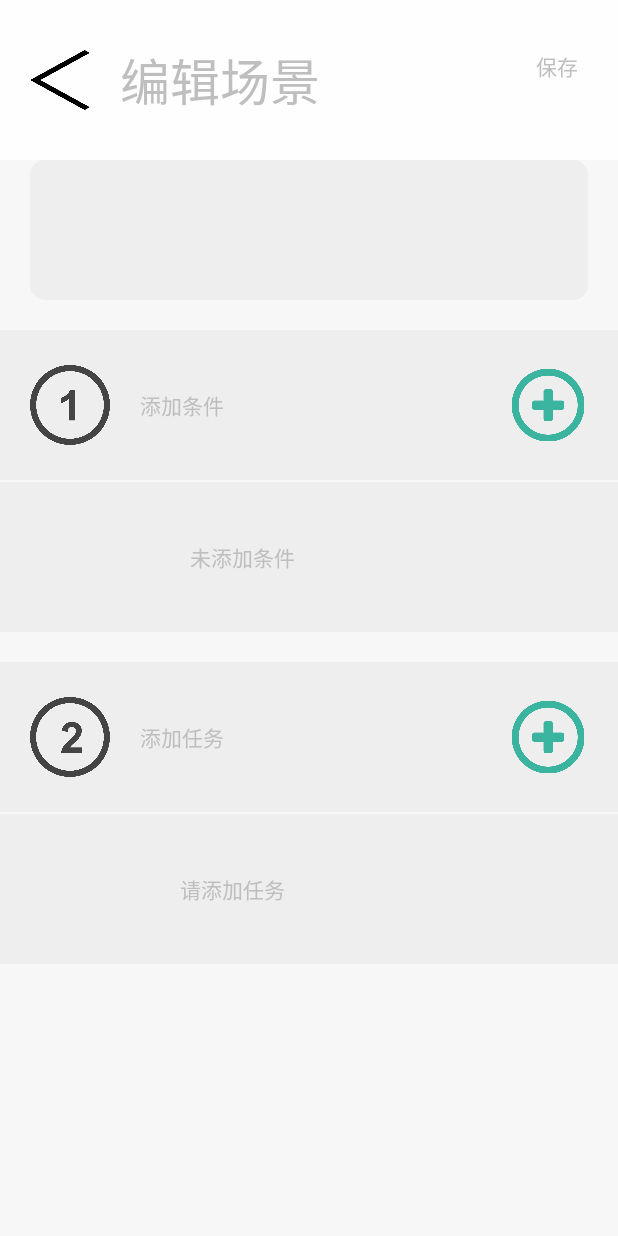
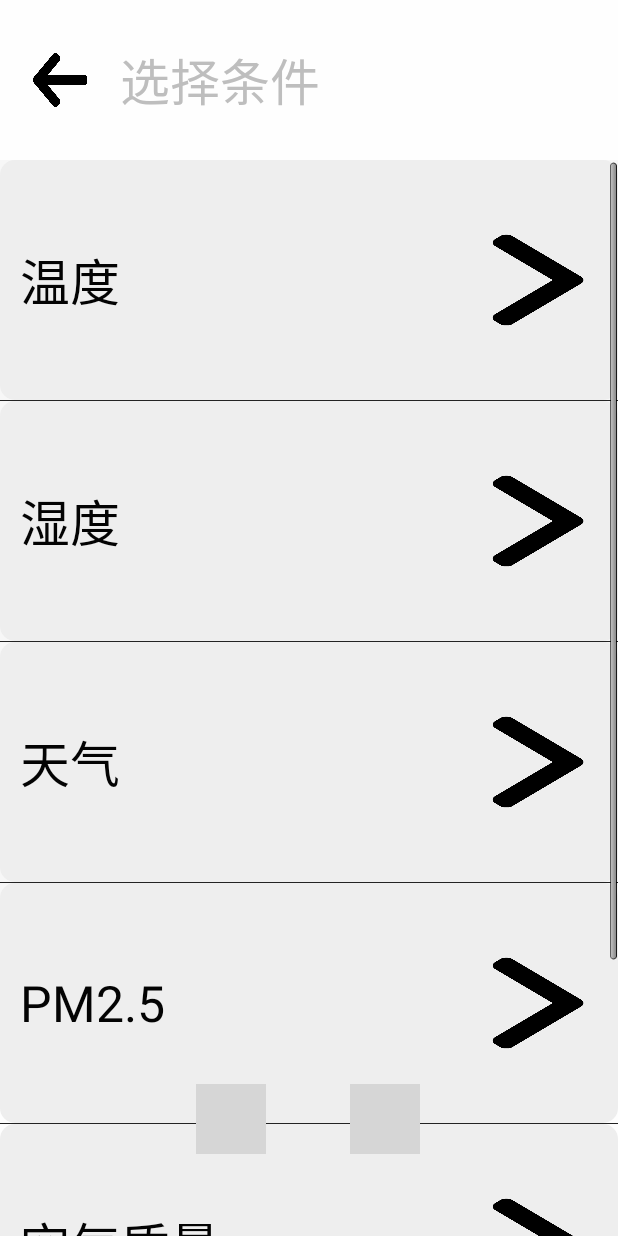
Before and after one commit to umasuo/app, an Android app: the fragment SceneEditor placed in its activity, after a tap on an icon or button, on a phone screen of 412 x 824 dp. Run offline under Robolectric (Android 15) with nearby library versions, the light colour scheme and no system bars; 2 statements that could not run were skipped; grey boxes are pictures that could not be loaded.

Commit message:
add choose condition in sceneCenter

```diff
--- a/src/main/java/com/umasuo/eva/MainActivity.java
+++ b/src/main/java/com/umasuo/eva/MainActivity.java
@@ -249,6 +249,13 @@ public class MainActivity extends FragmentActivity implements View.OnClickListen
     }
 
     /**
+     * Fragment 退出Stack
+     */
+    public void popBackStack(){
+        getSupportFragmentManager().popBackStack();
+    }
+
+    /**
      * 响应菜单的回退点击事件.
      */
     @Override
@@ -262,7 +269,7 @@ public class MainActivity extends FragmentActivity implements View.OnClickListen
 
 
         //后面再优化，哪些fragment在popBackStack 或者改变跳转方式 不被销毁
-        getSupportFragmentManager().popBackStack();
+        popBackStack();
 
         int popNum = getSupportFragmentManager().getBackStackEntryCount();
         LogControl.debug(TAG, "popNum = " + popNum);
--- /dev/null
+++ b/src/main/java/com/umasuo/eva/infra/adapter/SceneConditionAdapter.java
@@ -0,0 +1,73 @@
+package com.umasuo.eva.infra.adapter;
+
+import android.content.Context;
+import android.view.LayoutInflater;
+import android.view.View;
+import android.view.ViewGroup;
+import android.widget.BaseAdapter;
+import android.widget.ImageView;
+import android.widget.TextView;
+
+import com.umasuo.eva.R;
+import com.umasuo.eva.domain.scene.dto.SceneModel;
+
+import java.util.List;
+import java.util.Map;
+
+/**
+ * 编辑场景中的条件添加界面List
+ */
+
+public class SceneConditionAdapter extends BaseAdapter {
+    private String TAG = "SceneListAdapter";
+
+    private LayoutInflater mInflater;
+    private List<Map<String, Object>> mdata;
+
+    public SceneConditionAdapter(Context context, List<Map<String, Object>> data) {
+        mInflater = LayoutInflater.from(context);
+        mdata = data;
+    }
+
+    @Override
+    public int getCount() {
+        return mdata.size();
+    }
+
+    @Override
+    public Object getItem(int i) {
+        return i;
+    }
+
+    @Override
+    public long getItemId(int i) {
+        return 0;
+    }
+
+    @Override
+    public View getView(int i, View view, ViewGroup viewGroup) {
+        SceneConditionAdapter.ViewHolder holder;
+        if (view == null) {
+            holder = new SceneConditionAdapter.ViewHolder();
+            view = mInflater.inflate(R.layout.condition_add_item, null);
+            holder.condition_name = (TextView) view.findViewById(R.id.condition_name);
+            holder.condition_state = (TextView) view.findViewById(R.id.condition_state);
+            holder.condition_right_icon = view.findViewById(R.id.condition_right_icon);
+            holder.position = i;
+            view.setTag(holder);
+
+        } else {
+            holder = (SceneConditionAdapter.ViewHolder) view.getTag();
+        }
+
+        holder.condition_name.setText(mdata.get(i).get("condition").toString());
+        return view;
+    }
+
+    public static class ViewHolder {
+        public TextView condition_name;
+        public TextView condition_state;
+        public ImageView condition_right_icon;
+        public int position;
+    }
+}
--- a/src/main/java/com/umasuo/eva/ui/scene/SceneCenter.java
+++ b/src/main/java/com/umasuo/eva/ui/scene/SceneCenter.java
@@ -24,7 +24,7 @@ import java.util.List;
 import java.util.Map;
 
 /**
- * Created by liubin8095 on 2017/7/1.
+ * 智能场景
  */
 public class SceneCenter extends FragmentRoot implements AdapterView.OnItemClickListener, View.OnClickListener {
 
--- /dev/null
+++ b/src/main/java/com/umasuo/eva/ui/scene/SceneCondition.java
@@ -0,0 +1,99 @@
+package com.umasuo.eva.ui.scene;
+
+import android.os.Bundle;
+import android.support.annotation.Nullable;
+import android.view.LayoutInflater;
+import android.view.View;
+import android.view.ViewGroup;
+import android.widget.AdapterView;
+import android.widget.ListView;
+
+import com.umasuo.eva.MainActivity;
+import com.umasuo.eva.R;
+import com.umasuo.eva.domain.scene.dto.SceneModel;
+import com.umasuo.eva.infra.FragmentRoot;
+import com.umasuo.eva.infra.adapter.SceneConditionAdapter;
+
+import java.util.ArrayList;
+import java.util.HashMap;
+import java.util.List;
+import java.util.Map;
+
+/**
+ * 选择条件界面
+ */
+
+public class SceneCondition extends FragmentRoot implements AdapterView.OnItemClickListener,View.OnClickListener{
+    private String TAG = "SceneAdd";
+
+    private View view;
+    private List<Map<String , Object>> data;
+    private ListView condition_list;
+    private MainActivity activity;
+    @Nullable
+    @Override
+    public View onCreateView(LayoutInflater inflater, @Nullable ViewGroup container, @Nullable Bundle savedInstanceState) {
+        view = inflater.inflate(R.layout.scene_condition,container,false);
+        view.findViewById(R.id.condition_back).setOnClickListener(this);
+        condition_list = view.findViewById(R.id.scene_condition_list);
+        activity = (MainActivity)getActivity();
+
+        data = getData();
+        SceneConditionAdapter conditionAdapter = new SceneConditionAdapter(getContext(),data);
+        condition_list.setAdapter(conditionAdapter);
+        condition_list.setOnItemClickListener(this);
+
+        return view;
+    }
+
+    @Override
+    public void onClick(View view) {
+        switch (view.getId()){
+            case R.id.condition_back:
+                activity.popBackStack();
+                break;
+        }
+
+    }
+
+    /**
+     * 此数据会根据设备可提供的数据而改变
+     * @return
+     */
+    private List<Map<String, Object>> getData() {
+        List<Map<String, Object>> list = new ArrayList<Map<String, Object>>();
+        Map<String, Object> map;
+
+        map = new HashMap<String, Object>();
+        map.put("condition","温度");
+        list.add(map);
+
+        map = new HashMap<String, Object>();
+        map.put("condition","湿度");
+        list.add(map);
+
+        map = new HashMap<String, Object>();
+        map.put("condition","天气");
+        list.add(map);
+
+        map = new HashMap<String, Object>();
+        map.put("condition","PM2.5");
+        list.add(map);
+
+        map = new HashMap<String, Object>();
+        map.put("condition","空气质量");
+        list.add(map);
+
+        map = new HashMap<String, Object>();
+        map.put("condition","日落日出");
+        list.add(map);
+
+
+        return list;
+    }
+
+    @Override
+    public void onItemClick(AdapterView<?> adapterView, View view, int i, long l) {
+
+    }
+}
--- a/src/main/java/com/umasuo/eva/ui/scene/SceneEditor.java
+++ b/src/main/java/com/umasuo/eva/ui/scene/SceneEditor.java
@@ -1,6 +1,5 @@
 package com.umasuo.eva.ui.scene;
 
-import android.app.Activity;
 import android.content.Context;
 import android.os.Bundle;
 import android.support.annotation.Nullable;
@@ -47,6 +46,7 @@ public class SceneEditor extends FragmentRoot implements View.OnClickListener,Ad
     View view;
     private MainActivity mActivity;
     Bundle bundle;
+    private SceneCondition sceneAdd;
 
 
     @Override
@@ -171,6 +171,12 @@ public class SceneEditor extends FragmentRoot implements View.OnClickListener,Ad
                 mActivity.getSupportFragmentManager().popBackStack();
                 break;
             case R.id.editor_add_condition:
+                if(sceneAdd == null) {
+                    sceneAdd = new SceneCondition();
+                    sceneAdd.setPreIndex(index);
+                    sceneAdd.setIndex(mActivity.getPagerSize());
+                }
+                mActivity.showFragment(this,sceneAdd,true);
 
         }
     }
--- /dev/null
+++ b/src/main/res/layout/condition_add_item.xml
@@ -0,0 +1,38 @@
+<?xml version="1.0" encoding="utf-8"?>
+<LinearLayout xmlns:android="http://schemas.android.com/apk/res/android"
+    android:layout_width="match_parent"
+    android:layout_height="0dp"
+    android:background="@drawable/corners_panel"
+    android:minHeight="@dimen/scene_item_height"
+    android:orientation="horizontal">
+
+
+    <TextView
+        android:id="@+id/condition_name"
+        android:layout_width="wrap_content"
+        android:layout_height="wrap_content"
+        android:layout_gravity="center_vertical"
+        android:layout_margin="20px"
+        android:layout_weight="1"
+        android:textColor="@color/deviceTypeItemColor"
+        android:textSize="50px" />
+
+    <TextView
+        android:id="@+id/condition_state"
+        android:layout_width="@dimen/scene_item_icon_width"
+        android:layout_height="@dimen/scene_item_icon_height"
+        android:layout_gravity="center_vertical"
+        android:layout_weight="0"
+        android:visibility="gone"
+        android:textColor="@color/deviceTypeItemColor" />
+
+    <ImageView
+        android:id="@+id/condition_right_icon"
+        android:layout_width="@dimen/scene_item_icon_width"
+        android:layout_height="@dimen/scene_item_icon_height"
+        android:layout_gravity="center_vertical"
+        android:background="@drawable/right_arrow"
+        android:layout_marginLeft="@dimen/scene_item_icon_marginLeft"
+        android:layout_marginRight="@dimen/scene_item_icon_marginRight" />
+
+</LinearLayout>
--- /dev/null
+++ b/src/main/res/layout/scene_condition.xml
@@ -0,0 +1,38 @@
+<?xml version="1.0" encoding="utf-8"?>
+<LinearLayout xmlns:android="http://schemas.android.com/apk/res/android"
+    android:orientation="vertical" android:layout_width="match_parent"
+    android:layout_height="match_parent">
+
+    <LinearLayout
+        android:id="@+id/editor_top_layout"
+        android:layout_width="match_parent"
+        android:layout_height="@dimen/activity_top_height"
+        android:background="@color/topBgColor"
+        android:orientation="horizontal">
+
+        <ImageView
+            android:id="@+id/condition_back"
+            android:layout_width="@dimen/activity_top_icon_width"
+            android:layout_height="@dimen/activity_top_icon_height"
+            android:layout_gravity="center"
+            android:layout_margin="@dimen/activity_top_icon_margin"
+            android:background="@drawable/left_arrow" />
+
+        <TextView
+            android:id="@+id/condition_title"
+            android:layout_width="match_parent"
+            android:layout_height="wrap_content"
+            android:layout_gravity="center_vertical"
+            android:layout_weight="1"
+            android:text="@string/choose_condition"
+            android:textSize="@dimen/setting_title_size" />
+
+    </LinearLayout>
+
+    <ListView
+        android:id="@+id/scene_condition_list"
+        android:layout_width="match_parent"
+        android:layout_height="wrap_content"
+        ></ListView>
+
+</LinearLayout>
--- a/src/main/res/values/strings.xml
+++ b/src/main/res/values/strings.xml
@@ -56,6 +56,8 @@
     <string name="editor_add_task">添加任务</string>
     <string name="editor_no_add_task">请添加任务</string>
 
+    <!--选择条件-->
+    <string name="choose_condition">选择条件</string>
 
     <string-array name="country_arrays">
         <item>+86 中国</item>
```
Also changed, not shown: src/main/res/drawable/left_arrow.png.
